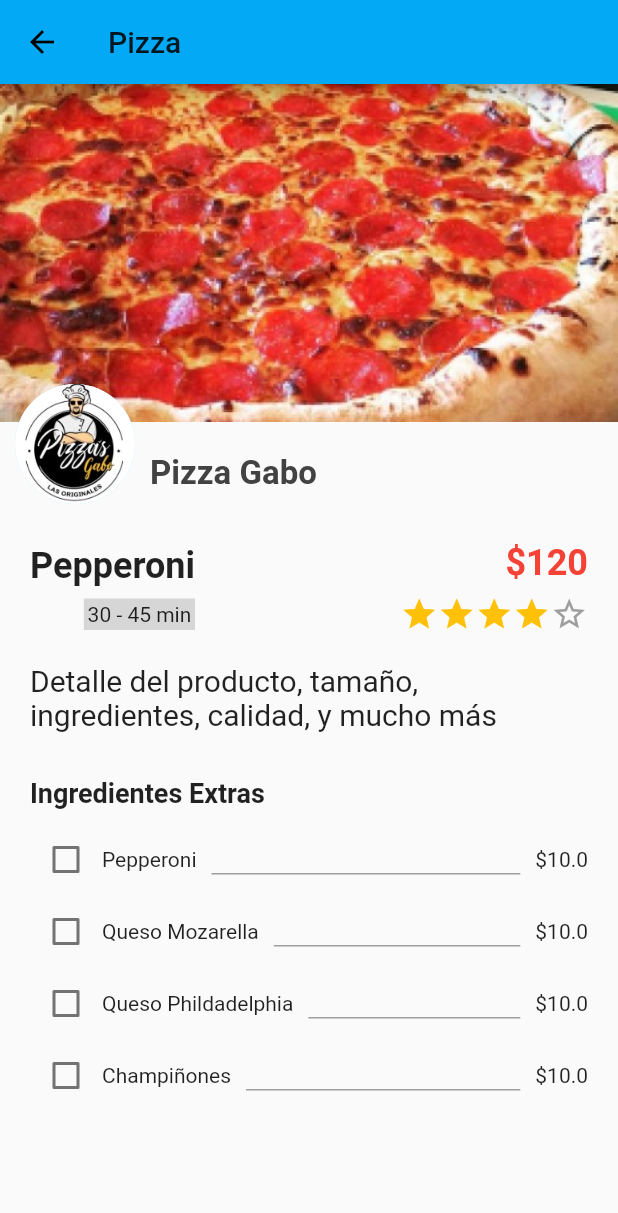
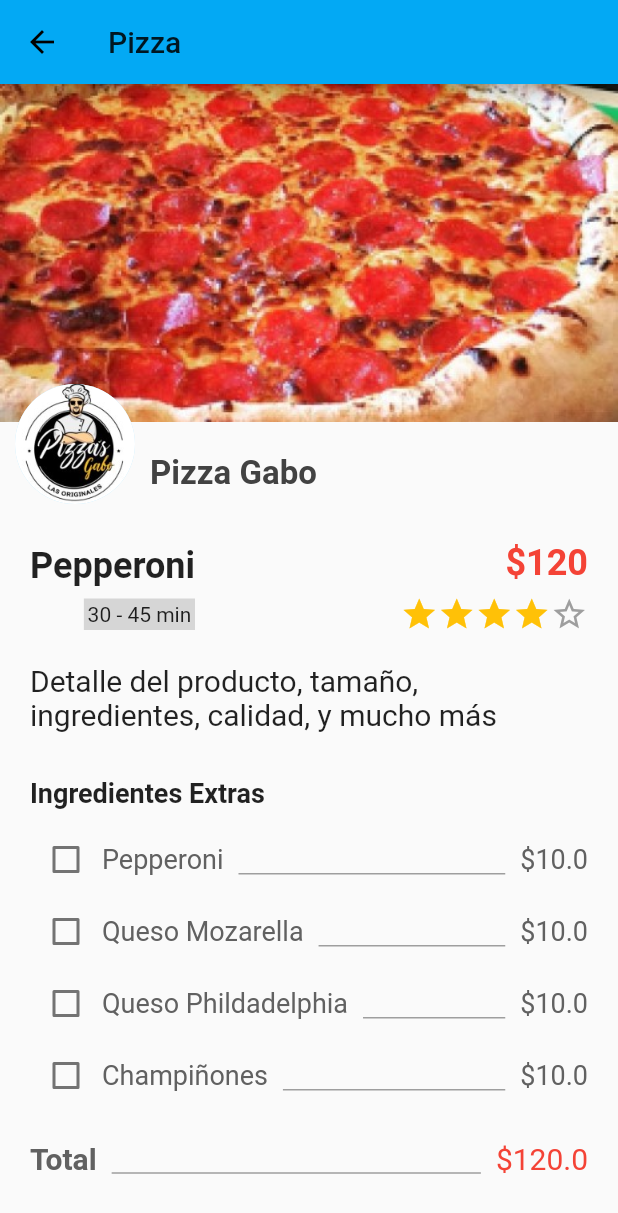
Before and after one commit to ErickRosete/flagspot-app, a Flutter app: the OrderPage screen opened by its route, on a phone screen of 412 x 824 dp. Shown: the top 1213 px of the screen. Run offline on Flutter 3.47's test engine with Material 2 defaults, Android fonts, the phone set to English and light mode, and no system bars.

Commit message:
added order button and total price

```diff
--- a/lib/pages/order/order.dart
+++ b/lib/pages/order/order.dart
@@ -16,13 +16,21 @@ class _OrderPageState extends State<OrderPage> {
           price: extraMap['price']))
       .toList();
 
-  changeCheckbox() {}
+  var descStyle = TextStyle(fontSize: 20.0);
+  var subtitleStyle = TextStyle(fontWeight: FontWeight.bold, fontSize: 18.0);
+  var redStyle = TextStyle(fontSize: 20.0, color: Colors.red);
+  var greyStyle = TextStyle(
+      fontSize: 20.0, color: Colors.grey[700], fontWeight: FontWeight.bold);
 
   @override
   Widget build(BuildContext context) {
-    var descStyle = TextStyle(fontSize: 20.0);
-    // var redStyle = TextStyle(fontSize: 20.0, color: Colors.red);
-    // var greyStyle = TextStyle(fontSize: 20.0, color: Colors.grey[700]);
+    //calculate price
+    double totalPrice = 120;
+    checkboxOptions.forEach((option) {
+      if (option.selected) {
+        totalPrice += option.price;
+      }
+    });
 
     return Scaffold(
       appBar: AppBar(
@@ -116,11 +124,7 @@ class _OrderPageState extends State<OrderPage> {
                     style: descStyle,
                   ),
                   SizedBox(height: 30.0),
-                  Text(
-                    "Ingredientes Extras",
-                    style:
-                        TextStyle(fontWeight: FontWeight.bold, fontSize: 18.0),
-                  ),
+                  Text("Ingredientes Extras", style: subtitleStyle),
                   SizedBox(height: 10.0),
                   Column(
                       children: checkboxOptions
@@ -130,6 +134,53 @@ class _OrderPageState extends State<OrderPage> {
                                 });
                               }))
                           .toList()),
+                  SizedBox(height: 20.0),
+                  Row(
+                    children: <Widget>[
+                      Text(
+                        "Total",
+                        style: greyStyle,
+                      ),
+                      Expanded(
+                        child: Container(
+                          margin: EdgeInsets.symmetric(horizontal: 10.0),
+                          height: 20.0,
+                          decoration: BoxDecoration(
+                            border: Border(
+                              bottom:
+                                  BorderSide(color: Colors.grey, width: 1.0),
+                            ),
+                          ),
+                        ),
+                      ),
+                      Text(
+                        "\$$totalPrice",
+                        style: redStyle,
+                      ),
+                    ],
+                  ),
+                  SizedBox(height: 40.0),
+                  Center(
+                    child: ButtonTheme(
+                      minWidth: 275.0,
+                      height: 50.0,
+                      child: RaisedButton(
+                        shape: RoundedRectangleBorder(
+                            borderRadius: BorderRadius.circular(10.0)),
+                        color: Colors.red,
+                        onPressed: () {},
+                        child: Text(
+                          "Ordenar",
+                          style: TextStyle(color: Colors.white, fontSize: 20.0),
+                        ),
+                      ),
+                    ),
+                  ),
+                  SizedBox(height: 20.0),
+                  Text(
+                    "Nota: Tu orden una vez confirmada no prodra ser cancelada. Favor de revisar con atención su pedido.",
+                    textAlign: TextAlign.justify,
+                  )
                 ],
               ),
             ),
--- a/lib/widgets/order/checkbox-extras.dart
+++ b/lib/widgets/order/checkbox-extras.dart
@@ -4,6 +4,7 @@ import '../../models/order.dart';
 
 class CheckboxExtras extends StatelessWidget {
   final double radius = 20.0;
+  final TextStyle style = TextStyle(fontSize: 18.0, color: Colors.grey[700]);
   final Extra extra;
   final Function onSelect;
   CheckboxExtras(this.extra, this.onSelect);
@@ -16,7 +17,7 @@ class CheckboxExtras extends StatelessWidget {
           value: extra.selected,
           onChanged: this.onSelect,
         ),
-        Text(extra.name),
+        Text(extra.name, style: style),
         Expanded(
           child: Container(
             margin: EdgeInsets.symmetric(horizontal: 10.0),
@@ -28,7 +29,7 @@ class CheckboxExtras extends StatelessWidget {
             ),
           ),
         ),
-        Text("\$${extra.price}"),
+        Text("\$${extra.price}", style: style),
       ],
     );
   }
```
